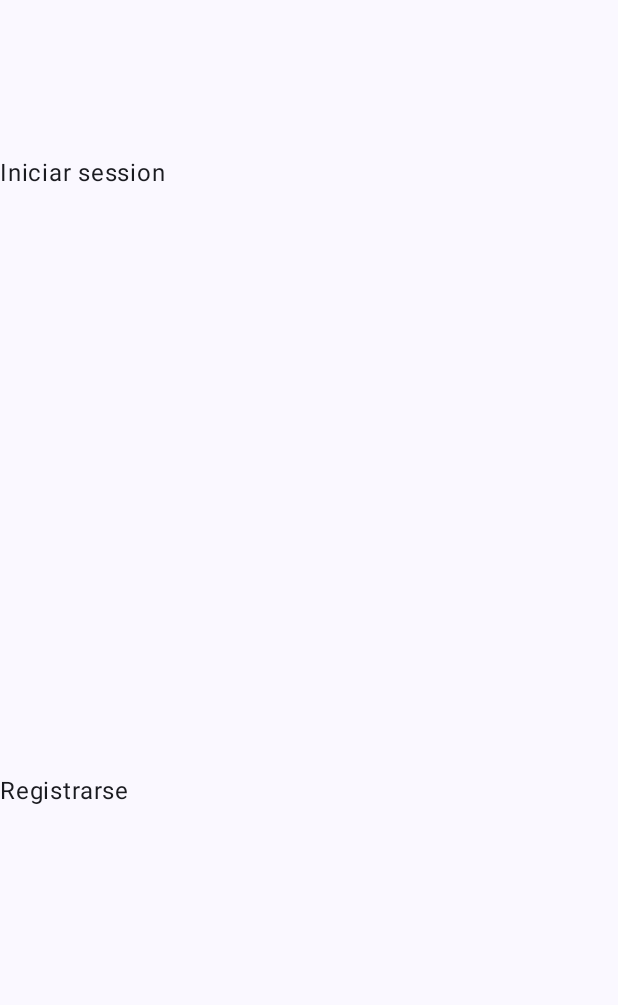
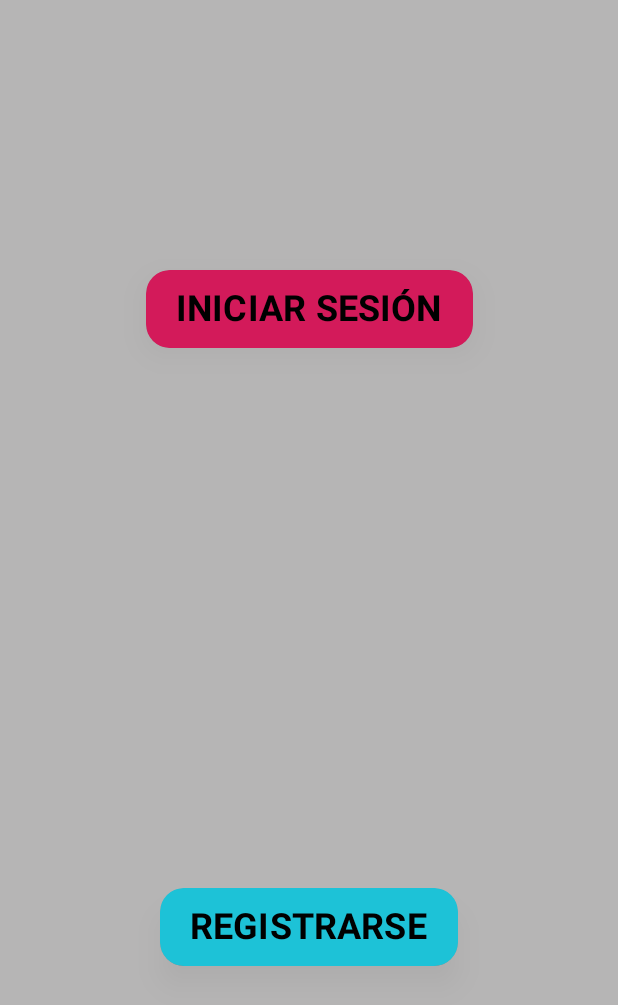
Before and after one commit to GiovannyGil/ProyectoTareas, an Android app built with Jetpack Compose: the screen it shows after launch (MainActivity), on a phone screen of 412 x 824 dp. Before the commit the part shown is almost empty. Shown: the top 1005 px of the screen. Run offline under Robolectric (Android 15) with nearby library versions, the phone set to English and light mode, and no system bars.

Commit message:
avances en app movil

```diff
--- a/Mobile/Kotlin/app/src/main/java/com/example/tareasusuarios/MainActivity.kt
+++ b/Mobile/Kotlin/app/src/main/java/com/example/tareasusuarios/MainActivity.kt
@@ -4,19 +4,33 @@ import android.os.Bundle
 import androidx.activity.ComponentActivity
 import androidx.activity.compose.setContent
 import androidx.activity.enableEdgeToEdge
+import androidx.compose.foundation.BorderStroke
+import androidx.compose.foundation.background
+import androidx.compose.foundation.interaction.MutableInteractionSource
 import androidx.compose.foundation.layout.Arrangement
 import androidx.compose.foundation.layout.Box
 import androidx.compose.foundation.layout.Column
+import androidx.compose.foundation.layout.PaddingValues
 import androidx.compose.foundation.layout.Row
 import androidx.compose.foundation.layout.fillMaxHeight
 import androidx.compose.foundation.layout.fillMaxSize
 import androidx.compose.foundation.layout.fillMaxWidth
 import androidx.compose.foundation.layout.padding
+import androidx.compose.foundation.shape.RoundedCornerShape
+import androidx.compose.material3.ButtonDefaults
+import androidx.compose.material3.ElevatedButton
 import androidx.compose.material3.Scaffold
 import androidx.compose.material3.Text
 import androidx.compose.runtime.Composable
+import androidx.compose.runtime.remember
+import androidx.compose.ui.Alignment
 import androidx.compose.ui.Modifier
+import androidx.compose.ui.draw.shadow
+import androidx.compose.ui.graphics.Color
+import androidx.compose.ui.text.font.FontWeight.Companion.W700
 import androidx.compose.ui.tooling.preview.Preview
+import androidx.compose.ui.unit.dp
+import androidx.compose.ui.unit.sp
 import com.example.tareasusuarios.ui.theme.TareasUsuariosTheme
 
 class MainActivity : ComponentActivity() {
@@ -39,17 +53,83 @@ class MainActivity : ComponentActivity() {
 @Composable
 fun Greeting(modifier: Modifier = Modifier) {
     Column(
-        Modifier.fillMaxHeight().fillMaxWidth(), verticalArrangement = Arrangement.Center
+        modifier = modifier
+            .fillMaxSize()
     ) {
-        Row(
-            Modifier.fillMaxSize(0.5f)
+        // Parte superior - INICIAR SESIÓN
+        Box(
+            modifier = Modifier
+                .weight(1f)
+                .fillMaxWidth()
+                .background(color = Color(0xFFB6B5B5)),
+            contentAlignment = Alignment.Center
         ) {
-            Text("Iniciar session")
+            ElevatedButton(
+                modifier = Modifier
+                    .padding(5.dp)
+                    .shadow(
+                        elevation = 12.dp,
+                        shape = RoundedCornerShape(16.dp),
+                        ambientColor = Color.Black.copy(alpha = 0.25f),
+                        spotColor = Color.Black.copy(alpha = 0.25f)
+                    ),
+                onClick = {  },
+                enabled = true,
+                shape = RoundedCornerShape(15.dp),
+                colors = ButtonDefaults.elevatedButtonColors(
+                    containerColor = Color(0xFFD31A5A), // Fondo del botón
+                    contentColor = Color.Black,         // Color del texto o contenido
+                    disabledContainerColor = Color.Gray,
+                    disabledContentColor = Color.LightGray
+                ),
+                elevation = ButtonDefaults.elevatedButtonElevation(
+                    defaultElevation = 8.dp,
+                    pressedElevation = 12.dp,
+                    disabledElevation = 0.dp
+                ),
+                contentPadding = PaddingValues( start = 20.dp, top = 12.dp, end = 20.dp, bottom = 12.dp),
+                interactionSource = remember { MutableInteractionSource() },
+            ) {
+                Text("INICIAR SESIÓN", fontSize = 24.sp, fontWeight = W700, color = Color.Black)
+            }
         }
-        Row(
-            Modifier.fillMaxSize(0.5f)
+
+        // Parte inferior - REGISTRARSE
+        Box(
+            modifier = Modifier
+                .weight(1f)
+                .fillMaxWidth()
+                .background(color = Color(0xFFB6B5B5)),
+            contentAlignment = Alignment.Center
         ) {
-            Text("Registrarse")
+            ElevatedButton(
+                modifier = Modifier
+                    .padding(5.dp)
+                    .shadow(
+                        elevation = 12.dp,
+                        shape = RoundedCornerShape(16.dp),
+                        ambientColor = Color.Black.copy(alpha = 0.25f),
+                        spotColor = Color.Black.copy(alpha = 0.25f)
+                    ),
+                onClick = {  },
+                enabled = true,
+                shape = RoundedCornerShape(15.dp),
+                colors = ButtonDefaults.elevatedButtonColors(
+                    containerColor = Color(0xFF1DC2D7), // Fondo del botón
+                    contentColor = Color.Black,         // Color del texto o contenido
+                    disabledContainerColor = Color.Gray,
+                    disabledContentColor = Color.LightGray
+                ),
+                elevation = ButtonDefaults.elevatedButtonElevation(
+                    defaultElevation = 8.dp,
+                    pressedElevation = 12.dp,
+                    disabledElevation = 0.dp
+                ),
+                contentPadding = PaddingValues( start = 20.dp, top = 12.dp, end = 20.dp, bottom = 12.dp),
+                interactionSource = remember { MutableInteractionSource() },
+            ) {
+                Text("REGISTRARSE", fontSize = 24.sp, fontWeight = W700, color = Color.Black)
+            }
         }
     }
 }
--- a/Mobile/Kotlin/gradle/libs.versions.toml
+++ b/Mobile/Kotlin/gradle/libs.versions.toml
@@ -1,6 +1,6 @@
 [versions]
 activityComposeVersion = "1.10.1"
-agp = "8.10.0"
+agp = "8.10.1"
 converterGson = "2.9.0"
 kotlin = "2.0.21"
 coreKtx = "1.10.1"
```
